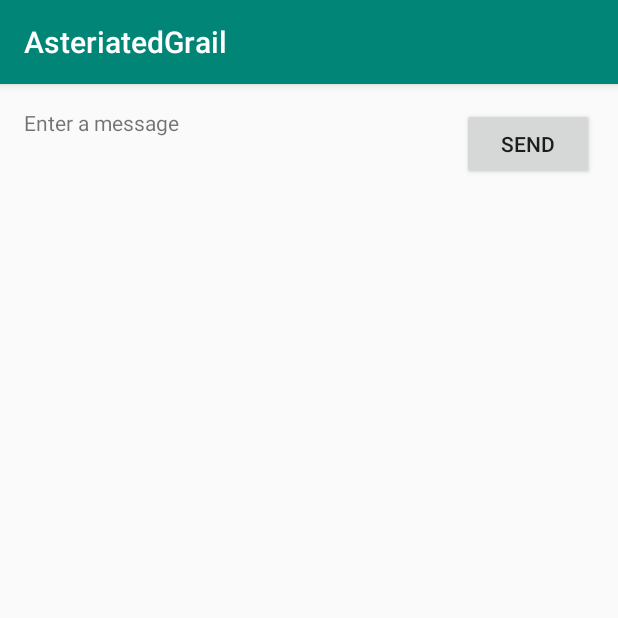
After one commit to NanjanChung/Asteriated_Grail, an Android app: the DetailActivity screen opened directly, with no data from a screen before it, on a phone screen of 412 x 824 dp, the top half of it. The commit adds this screen. Run offline under Robolectric (Android 15) with nearby library versions, the phone set to English and light mode, and no system bars.

Commit message:
second change

```diff
--- /dev/null
+++ b/app/src/main/java/com/works/derrickchung/asteriatedgrail/DetailActivity.java
@@ -0,0 +1,24 @@
+package com.works.derrickchung.asteriatedgrail;
+
+import android.content.Intent;
+import android.support.v7.app.AppCompatActivity;
+import android.os.Bundle;
+import android.view.View;
+import android.widget.EditText;
+
+public class DetailActivity extends AppCompatActivity {
+
+    @Override
+    protected void onCreate(Bundle savedInstanceState) {
+        super.onCreate(savedInstanceState);
+        setContentView(R.layout.activity_detail);
+    }
+
+    public void sendMessage(View view){
+        Intent i = new Intent(this, MainActivity.class);
+        EditText editText = (EditText) findViewById(R.id.editText);
+        String message = editText.getText().toString();
+        getIntent().putExtra(EXTRA_MESSAGE, message);
+        startActivity(i);
+    }
+}
--- /dev/null
+++ b/app/src/main/res/layout/activity_detail.xml
@@ -0,0 +1,39 @@
+<?xml version="1.0" encoding="utf-8"?>
+<android.support.constraint.ConstraintLayout xmlns:android="http://schemas.android.com/apk/res/android"
+    xmlns:app="http://schemas.android.com/apk/res-auto"
+    xmlns:tools="http://schemas.android.com/tools"
+    android:layout_width="match_parent"
+    android:layout_height="match_parent"
+    tools:context=".DetailActivity">
+
+    <TextView
+        android:id="@+id/textView"
+        android:layout_width="0dp"
+        android:layout_height="44dp"
+        android:layout_marginStart="16dp"
+        android:layout_marginLeft="16dp"
+        android:layout_marginTop="16dp"
+        android:layout_marginEnd="16dp"
+        android:layout_marginRight="16dp"
+        android:text="@string/edit_message"
+        app:layout_constraintEnd_toStartOf="@+id/button2"
+        app:layout_constraintHorizontal_bias="0.5"
+        app:layout_constraintStart_toStartOf="parent"
+        app:layout_constraintTop_toTopOf="parent" />
+
+    <Button
+        android:id="@+id/button2"
+        android:layout_width="wrap_content"
+        android:layout_height="wrap_content"
+        android:layout_marginStart="16dp"
+        android:layout_marginLeft="16dp"
+        android:layout_marginTop="16dp"
+        android:layout_marginEnd="16dp"
+        android:layout_marginRight="16dp"
+        android:onClick="sendMessage"
+        android:text="@string/button_send"
+        app:layout_constraintEnd_toEndOf="parent"
+        app:layout_constraintHorizontal_bias="0.5"
+        app:layout_constraintStart_toEndOf="@+id/textView"
+        app:layout_constraintTop_toTopOf="parent" />
+</android.support.constraint.ConstraintLayout>
--- a/app/src/main/res/mipmap-anydpi-v26/ic_launcher.xml
+++ b/app/src/main/res/mipmap-anydpi-v26/ic_launcher.xml
@@ -1,5 +1,5 @@
 <?xml version="1.0" encoding="utf-8"?>
 <adaptive-icon xmlns:android="http://schemas.android.com/apk/res/android">
-    <background android:drawable="@drawable/ic_launcher_background"/>
-    <foreground android:drawable="@drawable/ic_launcher_foreground"/>
+    <background android:drawable="@drawable/ic_launcher_background" />
+    <foreground android:drawable="@drawable/ic_launcher_foreground" />
 </adaptive-icon>
--- a/app/src/main/res/mipmap-anydpi-v26/ic_launcher_round.xml
+++ b/app/src/main/res/mipmap-anydpi-v26/ic_launcher_round.xml
@@ -1,5 +1,5 @@
 <?xml version="1.0" encoding="utf-8"?>
 <adaptive-icon xmlns:android="http://schemas.android.com/apk/res/android">
-    <background android:drawable="@drawable/ic_launcher_background"/>
-    <foreground android:drawable="@drawable/ic_launcher_foreground"/>
+    <background android:drawable="@drawable/ic_launcher_background" />
+    <foreground android:drawable="@drawable/ic_launcher_foreground" />
 </adaptive-icon>
--- a/app/src/main/res/values/strings.xml
+++ b/app/src/main/res/values/strings.xml
@@ -1,3 +1,5 @@
 <resources>
     <string name="app_name">AsteriatedGrail</string>
+    <string name="edit_message">Enter a message</string>
+    <string name="button_send">Send</string>
 </resources>
--- a/gradle.properties
+++ b/gradle.properties
@@ -1,16 +1,12 @@
 # Project-wide Gradle settings.
-
 # IDE (e.g. Android Studio) users:
 # Gradle settings configured through the IDE *will override*
 # any settings specified in this file.
-
 # For more details on how to configure your build environment visit
 # http://www.gradle.org/docs/current/userguide/build_environment.html
-
 # Specifies the JVM arguments used for the daemon process.
 # The setting is particularly useful for tweaking memory settings.
 org.gradle.jvmargs=-Xmx1536m
-
 # When configured, Gradle will run in incubating parallel mode.
 # This option should only be used with decoupled projects. More details, visit
 # http://www.gradle.org/docs/current/userguide/multi_project_builds.html#sec:decoupled_projects
```
Also changed, not shown: app/src/main/AndroidManifest.xml (+4 -3 lines), app/src/main/java/com/works/derrickchung/asteriatedgrail/MainActivity.java (+16 -0 lines), app/src/main/res/drawable-v24/ic_launcher_foreground.xml (+6 -6 lines), app/src/main/res/drawable/ic_launcher_background.xml (+166 -70 lines), app/src/main/res/layout/activity_main.xml (+12 -10 lines).
